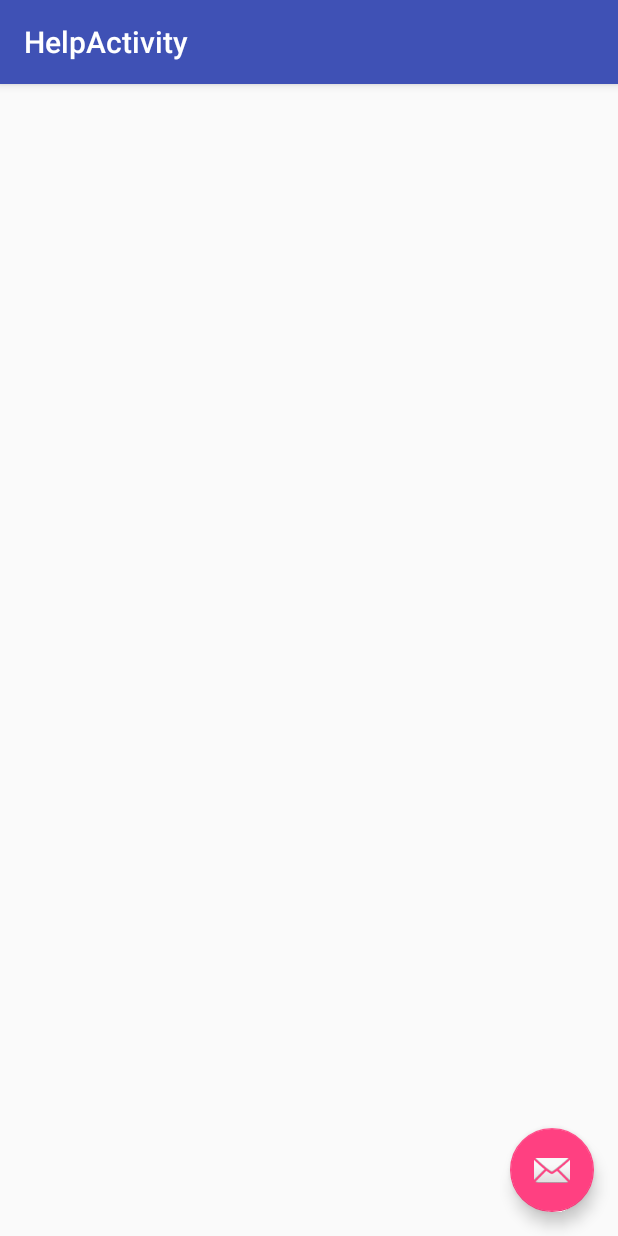
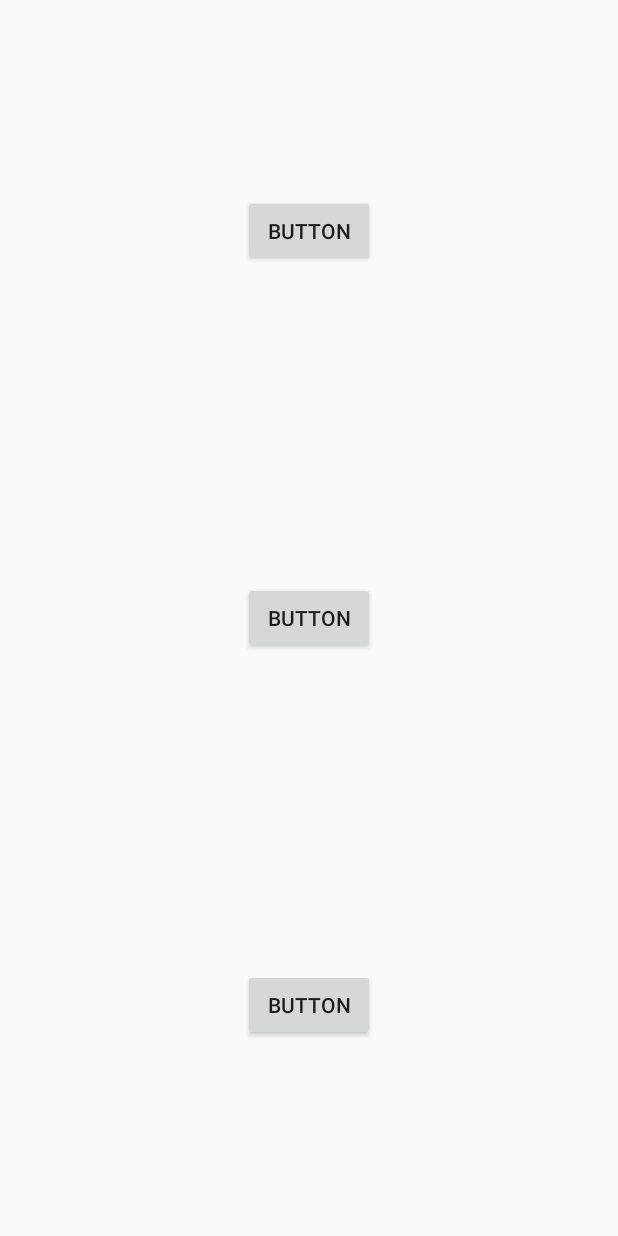
Before and after one commit to StrideSafe/StrideSafe, an Android app: the HelpActivity screen opened directly, with no data from a screen before it, on a phone screen of 412 x 824 dp. Run offline under Robolectric (Android 15) with nearby library versions, the phone set to English and light mode, and no system bars; 1 statement that could not run was skipped.

```diff
--- a/app/src/main/AndroidManifest.xml
+++ b/app/src/main/AndroidManifest.xml
@@ -11,7 +11,7 @@
     <permission
         android:name="com.example.joyce.stridesafe.permission.MAPS_RECEIVE"
         android:protectionLevel="signature" />
-
+    <uses-permission android:name="android.permission.CALL_PHONE" />
     <uses-permission android:name="com.example.joyce.stridesafe.permission.MAPS_RECEIVE" />
     <uses-permission android:name="android.permission.ACCESS_FINE_LOCATION" />
     <uses-permission android:name="android.permission.INTERNET" />
--- a/app/src/main/java/com/example/joyce/stridesafe/ContactsActivity.java
+++ b/app/src/main/java/com/example/joyce/stridesafe/ContactsActivity.java
@@ -101,6 +101,11 @@ public class ContactsActivity extends AppCompatActivity {
         else if(num3.matches(""))
             contactNum3.setText("Contact Number: " + contactNumber);
 
+        Intent intent = new Intent(this, HelpActivity.class);
+        intent.putExtra("firstNum", num1);
+        intent.putExtra("secNum", num2);
+        intent.putExtra("answer", num3);
+
     }
 
     private void retrieveContactName() {
--- a/app/src/main/java/com/example/joyce/stridesafe/MapTest.java
+++ b/app/src/main/java/com/example/joyce/stridesafe/MapTest.java
@@ -214,6 +214,12 @@ mMap.moveCamera(CameraUpdateFactory.newLatLng(sydney));*/
         Toast.makeText(this, dist, Toast.LENGTH_SHORT).show();
     }
 
+    /**
+     * Base code/advice from https://stackoverflow.com/questions/9698328/how-to-get-coordinates-of-an-address-in-android
+     * @param strAddress
+     * @return latlng points
+     */
+
     public LatLng getLocationFromAddress(String strAddress) {
         Geocoder geocoder = new Geocoder(this, Locale.getDefault());
         try {
--- a/app/src/main/res/layout/activity_help.xml
+++ b/app/src/main/res/layout/activity_help.xml
@@ -1,33 +1,69 @@
 <?xml version="1.0" encoding="utf-8"?>
-<android.support.design.widget.CoordinatorLayout xmlns:android="http://schemas.android.com/apk/res/android"
+<android.support.constraint.ConstraintLayout xmlns:android="http://schemas.android.com/apk/res/android"
     xmlns:app="http://schemas.android.com/apk/res-auto"
     xmlns:tools="http://schemas.android.com/tools"
+    android:id="@+id/coordinatorLayout"
     android:layout_width="match_parent"
-    android:layout_height="match_parent"
-    tools:context=".HelpActivity">
+    android:layout_height="match_parent">
 
     <android.support.design.widget.AppBarLayout
+        android:id="@+id/appBarLayout"
         android:layout_width="match_parent"
         android:layout_height="wrap_content"
         android:theme="@style/AppTheme.AppBarOverlay">
 
-        <android.support.v7.widget.Toolbar
-            android:id="@+id/toolbar"
-            android:layout_width="match_parent"
-            android:layout_height="?attr/actionBarSize"
-            android:background="?attr/colorPrimary"
-            app:popupTheme="@style/AppTheme.PopupOverlay" />
 
     </android.support.design.widget.AppBarLayout>
 
-    <include layout="@layout/content_help" />
+    <include
+        android:id="@+id/include"
+        layout="@layout/content_help" />
 
-    <android.support.design.widget.FloatingActionButton
-        android:id="@+id/fab"
+    <Button
+        android:id="@+id/button5"
         android:layout_width="wrap_content"
         android:layout_height="wrap_content"
-        android:layout_gravity="bottom|end"
-        android:layout_margin="@dimen/fab_margin"
-        app:srcCompat="@android:drawable/ic_dialog_email" />
+        android:layout_marginBottom="8dp"
+        android:layout_marginEnd="8dp"
+        android:layout_marginLeft="8dp"
+        android:layout_marginRight="8dp"
+        android:layout_marginStart="8dp"
+        android:layout_marginTop="8dp"
+        android:onClick="call2"
+        android:text="Button"
+        app:layout_constraintBottom_toBottomOf="parent"
+        app:layout_constraintEnd_toEndOf="@+id/include"
+        app:layout_constraintStart_toStartOf="parent"
+        app:layout_constraintTop_toTopOf="parent" />
 
-</android.support.design.widget.CoordinatorLayout>
+    <Button
+        android:id="@+id/button6"
+        android:layout_width="wrap_content"
+        android:layout_height="wrap_content"
+        android:layout_marginEnd="8dp"
+        android:layout_marginLeft="8dp"
+        android:layout_marginRight="8dp"
+        android:layout_marginStart="8dp"
+        android:layout_marginTop="130dp"
+        android:onClick="call1"
+        android:text="Button"
+        app:layout_constraintEnd_toEndOf="parent"
+        app:layout_constraintStart_toStartOf="parent"
+        app:layout_constraintTop_toBottomOf="@+id/appBarLayout" />
+
+    <Button
+        android:id="@+id/button8"
+        android:layout_width="wrap_content"
+        android:layout_height="wrap_content"
+        android:layout_marginBottom="130dp"
+        android:layout_marginEnd="8dp"
+        android:layout_marginLeft="8dp"
+        android:layout_marginRight="8dp"
+        android:layout_marginStart="8dp"
+        android:onClick="call3"
+        android:text="Button"
+        app:layout_constraintBottom_toBottomOf="@+id/include"
+        app:layout_constraintEnd_toEndOf="parent"
+        app:layout_constraintStart_toStartOf="parent" />
+
+</android.support.constraint.ConstraintLayout>
```
Also changed, not shown: app/src/main/java/com/example/joyce/stridesafe/HelpActivity.java (+48 -7 lines).
